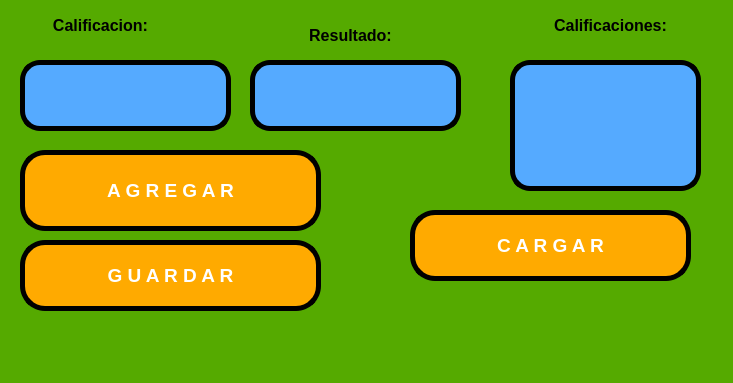
Above: PIP_2025_Eq1/Unidad 1/P08_PromedioNumeros_Load_V2.ui from juliancruz98/PIP_2025_Eq1 before the change. Below: the same form after it.
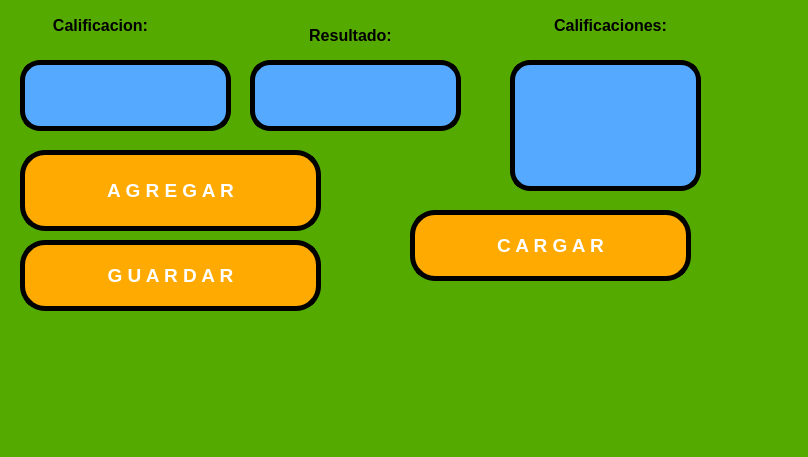
That is the form after the change.

Patch:
```diff
--- a/PIP_2025_Eq1/Unidad 1/P08_PromedioNumeros_Load_V2.ui
+++ b/PIP_2025_Eq1/Unidad 1/P08_PromedioNumeros_Load_V2.ui
@@ -6,8 +6,8 @@
    <rect>
     <x>0</x>
     <y>0</y>
-    <width>733</width>
-    <height>383</height>
+    <width>808</width>
+    <height>457</height>
    </rect>
   </property>
   <property name="windowTitle">
```
Left out of the diff: 2 changed lines with no effect on the pictures.
